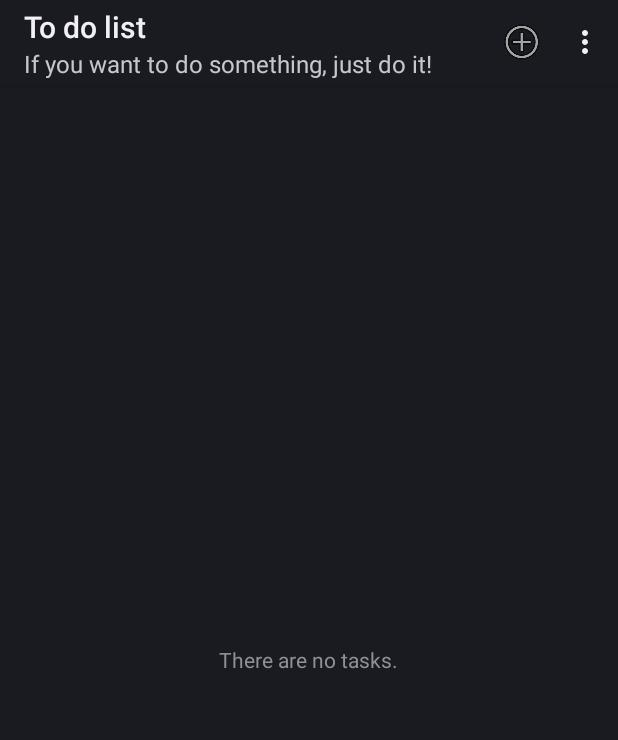
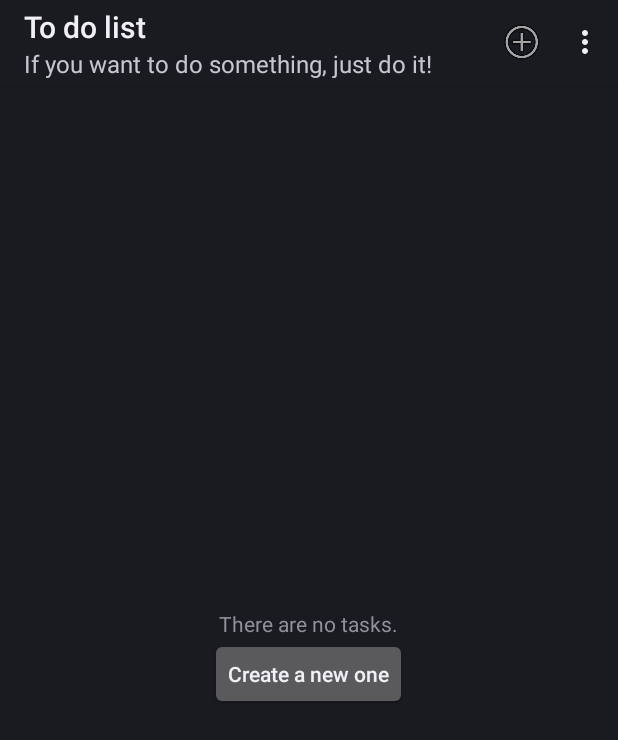
Before and after one commit to Tesla-J/Procrastination-Repelent, an Android app: the screen it shows after launch (TaskListActivity), on a phone screen of 412 x 824 dp. Shown: the top 740 px of the screen. Run offline under Robolectric (Android 15) with nearby library versions, the phone set to English and light mode, and no system bars.

Commit message:
Button to add the first task
The new button will be shown under the Message that says "There are no tasks".
It'll create a task if pressed (specifically the firs one) and desappear.
If the list becomes empty again, the message and the button will be visible again.
It occurs because their visibility depends of the count of the count of the list items.

```diff
--- a/app/src/main/java/com/marcos/procrastinationrepelent/TaskListFragment.java
+++ b/app/src/main/java/com/marcos/procrastinationrepelent/TaskListFragment.java
@@ -12,6 +12,7 @@ import android.view.View;
 import android.view.ViewGroup;
 import java.util.ArrayList;
 import android.util.Log;
+import android.widget.Button;
 import android.widget.CheckBox;
 import android.widget.ListView;
 import android.widget.TextView;
@@ -22,7 +23,8 @@ public class TaskListFragment extends ListFragment {
     private static final String TAG = "TaskListFragment";
     private boolean mIsSubtitleVisible;
     private View mEmptyView;
-    private boolean mIsEmptyViewVisible = true;
+    private ViewGroup mListViewParent;
+    private Button mCreateTaskButton;
 
     @Override
     public void onCreate(Bundle savedInstanceState){
@@ -48,11 +50,19 @@ public class TaskListFragment extends ListFragment {
     @Override
     public void onActivityCreated(Bundle savedInstanceState){
         super.onActivityCreated(savedInstanceState);
-        //settting the empty view
+        //setting the empty view
         //it will be removed after the first task is created
         if(getListAdapter().getCount() == 0){
             mEmptyView = getActivity().getLayoutInflater().inflate(R.layout.list_empty_view, null);
-            ((ViewGroup) getListView().getParent()).addView(mEmptyView);
+            mListViewParent = (ViewGroup) getListView().getParent();
+            mListViewParent.addView(mEmptyView);
+            mCreateTaskButton = (Button) mListViewParent.findViewById(R.id.create_task_button);
+            mCreateTaskButton.setOnClickListener(new View.OnClickListener(){
+                @Override
+                public void onClick(View v){
+                    createTask();
+                }
+            });
         }
     }
 
@@ -86,11 +96,7 @@ public class TaskListFragment extends ListFragment {
     public boolean onOptionsItemSelected(MenuItem item){
         switch(item.getItemId()){
             case R.id.menu_item_new_task:
-                Task task = new Task();
-                TaskLab.getInstance(getActivity()).addTask(task);
-                Intent i = new Intent(getActivity(), TaskPagerActivity.class);
-                i.putExtra(TaskFragment.EXTRA_TASK_ID, task.getId());
-                startActivityForResult(i, 0);
+                createTask();
                 return true;
             case R.id.menu_item_show_subtitle:
                 if(getActivity().getActionBar().getSubtitle() == null){
@@ -107,6 +113,15 @@ public class TaskListFragment extends ListFragment {
                 return super.onOptionsItemSelected(item);
         }
     }
+
+    private void createTask(){
+        Task task = new Task();
+        TaskLab.getInstance(getActivity()).addTask(task);
+        Intent i = new Intent(getActivity(), TaskPagerActivity.class);
+        i.putExtra(TaskFragment.EXTRA_TASK_ID, task.getId());
+        startActivityForResult(i, 0);
+    }
+
 
     //And adapter for the tasks
     private class TaskAdapter extends ArrayAdapter<Task>{
--- a/app/src/main/res/layout/list_empty_view.xml
+++ b/app/src/main/res/layout/list_empty_view.xml
@@ -4,10 +4,18 @@
     android:orientation="vertical"
     android:gravity="center">
 
+    <!-- It appears when the list is blank -->
     <TextView
         android:id="@+id/empty_view"
         android:layout_width="wrap_content"
         android:layout_height="wrap_content"
         android:text="@string/empty_list"
         />
+    <Button
+        android:id="@+id/create_task_button"
+        android:layout_width="wrap_content"
+        android:layout_height="wrap_content"
+        android:text="@string/create_task_button"
+        android:textAllCaps="false"
+        />
 </androidx.appcompat.widget.LinearLayoutCompat>
--- a/app/src/main/res/values/strings.xml
+++ b/app/src/main/res/values/strings.xml
@@ -17,4 +17,5 @@
     <string name="subtitle">If you want to do something, just do it!</string>
     <string name="delete">Delete</string>
     <string name="empty_list">There are no tasks.</string>
+    <string name="create_task_button">Create a new one</string>
 </resources>
```
